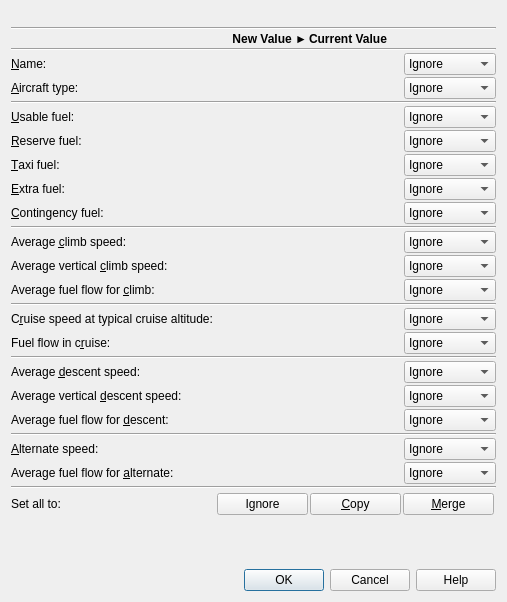
Qt form src/perf/perfmergedialog.ui (albar965/littlenavmap) before a commit.
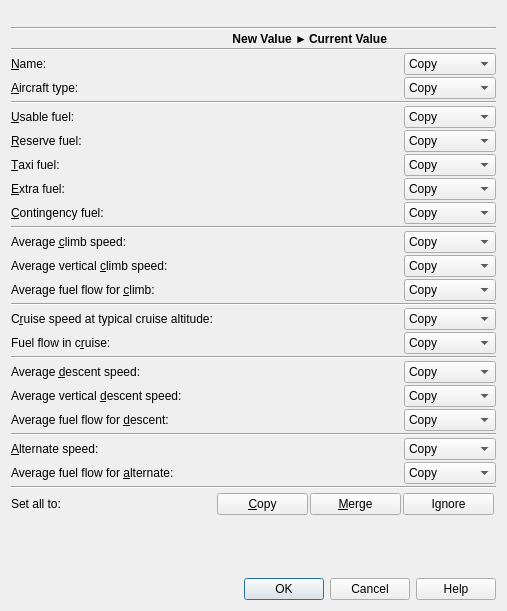
The same form after that commit.

Commit message: Changed performance merge dialog to default to "copy". albar965/littlenavmap#340

```diff
--- a/src/perf/perfmergedialog.ui
+++ b/src/perf/perfmergedialog.ui
@@ -7,7 +7,7 @@
     <x>0</x>
     <y>0</y>
     <width>507</width>
-    <height>602</height>
+    <height>611</height>
    </rect>
   </property>
   <property name="windowTitle">
@@ -81,11 +81,6 @@
    </item>
    <item row="6" column="3">
     <widget class="QComboBox" name="comboBoxType">
-     <item>
-      <property name="text">
-       <string>Ignore</string>
-      </property>
-     </item>
      <item>
       <property name="text">
        <string>Copy</string>
@@ -176,11 +171,6 @@
    </item>
    <item row="21" column="3">
     <widget class="QComboBox" name="comboBoxCruiseFuelFlow">
-     <item>
-      <property name="text">
-       <string>Ignore</string>
-      </property>
-     </item>
      <item>
       <property name="text">
        <string>Copy</string>
@@ -195,11 +185,6 @@
    </item>
    <item row="27" column="3">
     <widget class="QComboBox" name="comboBoxAlternateSpeed">
-     <item>
-      <property name="text">
-       <string>Ignore</string>
-      </property>
-     </item>
      <item>
       <property name="text">
        <string>Copy</string>
@@ -227,11 +212,6 @@
    </item>
    <item row="17" column="3">
     <widget class="QComboBox" name="comboBoxClimbVertSpeed">
-     <item>
-      <property name="text">
-       <string>Ignore</string>
-      </property>
-     </item>
      <item>
       <property name="text">
        <string>Copy</string>
@@ -315,13 +295,6 @@
      <property name="bottomMargin">
       <number>2</number>
      </property>
-     <item>
-      <widget class="QPushButton" name="pushButtonIgnore">
-       <property name="text">
-        <string>Ignore</string>
-       </property>
-      </widget>
-     </item>
      <item>
       <widget class="QPushButton" name="pushButtonCopy">
        <property name="text">
@@ -336,6 +309,13 @@
        </property>
       </widget>
      </item>
+     <item>
+      <widget class="QPushButton" name="pushButtonIgnore">
+       <property name="text">
+        <string>Ignore</string>
+       </property>
+      </widget>
+     </item>
     </layout>
    </item>
    <item row="5" column="1">
@@ -379,11 +359,6 @@
    </item>
    <item row="9" column="3">
     <widget class="QComboBox" name="comboBoxUsableFuel">
-     <item>
-      <property name="text">
-       <string>Ignore</string>
-      </property>
-     </item>
      <item>
       <property name="text">
        <string>Copy</string>
@@ -490,11 +465,6 @@
    </item>
    <item row="10" column="3">
     <widget class="QComboBox" name="comboBoxReserveFuel">
-     <item>
-      <property name="text">
-       <string>Ignore</string>
-      </property>
-     </item>
      <item>
       <property name="text">
        <string>Copy</string>
@@ -554,11 +524,6 @@
    </item>
    <item row="16" column="3">
     <widget class="QComboBox" name="comboBoxClimbSpeed">
-     <item>
-      <property name="text">
-       <string>Ignore</string>
-      </property>
-     </item>
      <item>
       <property name="text">
        <string>Copy</string>
@@ -676,11 +641,6 @@
    </item>
    <item row="14" column="3">
     <widget class="QComboBox" name="comboBoxContingencyFuel">
-     <item>
-      <property name="text">
-       <string>Ignore</string>
-      </property>
-     </item>
      <item>
       <property name="text">
        <string>Copy</string>
@@ -734,11 +694,6 @@
    </item>
    <item row="25" column="3">
     <widget class="QComboBox" name="comboBoxDescentFuelFlow">
-     <item>
-      <property name="text">
-       <string>Ignore</string>
-      </property>
-     </item>
      <item>
       <property name="text">
        <string>Copy</string>
@@ -763,11 +718,6 @@
    </item>
    <item row="20" column="3">
     <widget class="QComboBox" name="comboBoxCruiseSpeed">
-     <item>
-      <property name="text">
-       <string>Ignore</string>
-      </property>
-     </item>
      <item>
       <property name="text">
        <string>Copy</string>
@@ -789,11 +739,6 @@
    </item>
    <item row="5" column="3">
     <widget class="QComboBox" name="comboBoxName">
-     <item>
-      <property name="text">
-       <string>Ignore</string>
-      </property>
-     </item>
      <item>
       <property name="text">
        <string>Copy</string>
@@ -860,11 +805,6 @@
    </item>
    <item row="23" column="3">
     <widget class="QComboBox" name="comboBoxDescentSpeed">
-     <item>
-      <property name="text">
-       <string>Ignore</string>
-      </property>
-     </item>
      <item>
       <property name="text">
        <string>Copy</string>
@@ -947,11 +887,6 @@
    </item>
    <item row="11" column="3">
     <widget class="QComboBox" name="comboBoxTaxiFuel">
-     <item>
-      <property name="text">
-       <string>Ignore</string>
-      </property>
-     </item>
      <item>
       <property name="text">
        <string>Copy</string>
@@ -989,11 +924,6 @@
    </item>
    <item row="18" column="3">
     <widget class="QComboBox" name="comboBoxClimbFuelFlow">
-     <item>
-      <property name="text">
-       <string>Ignore</string>
-      </property>
-     </item>
      <item>
       <property name="text">
        <string>Copy</string>
@@ -1008,11 +938,6 @@
    </item>
    <item row="24" column="3">
     <widget class="QComboBox" name="comboBoxDescentVertSpeed">
-     <item>
-      <property name="text">
-       <string>Ignore</string>
-      </property>
-     </item>
      <item>
       <property name="text">
        <string>Copy</string>
@@ -1063,11 +988,6 @@
    </item>
    <item row="13" column="3">
     <widget class="QComboBox" name="comboBoxExtraFuel">
-     <item>
-      <property name="text">
-       <string>Ignore</string>
-      </property>
-     </item>
      <item>
       <property name="text">
        <string>Copy</string>
@@ -1082,11 +1002,6 @@
    </item>
    <item row="28" column="3">
     <widget class="QComboBox" name="comboBoxAlternateFuelFlow">
-     <item>
-      <property name="text">
-       <string>Ignore</string>
-      </property>
-     </item>
      <item>
       <property name="text">
        <string>Copy</string>
```
Left out of the diff: 86 changed lines with no effect on the pictures. The commit also changes 1 other file.
